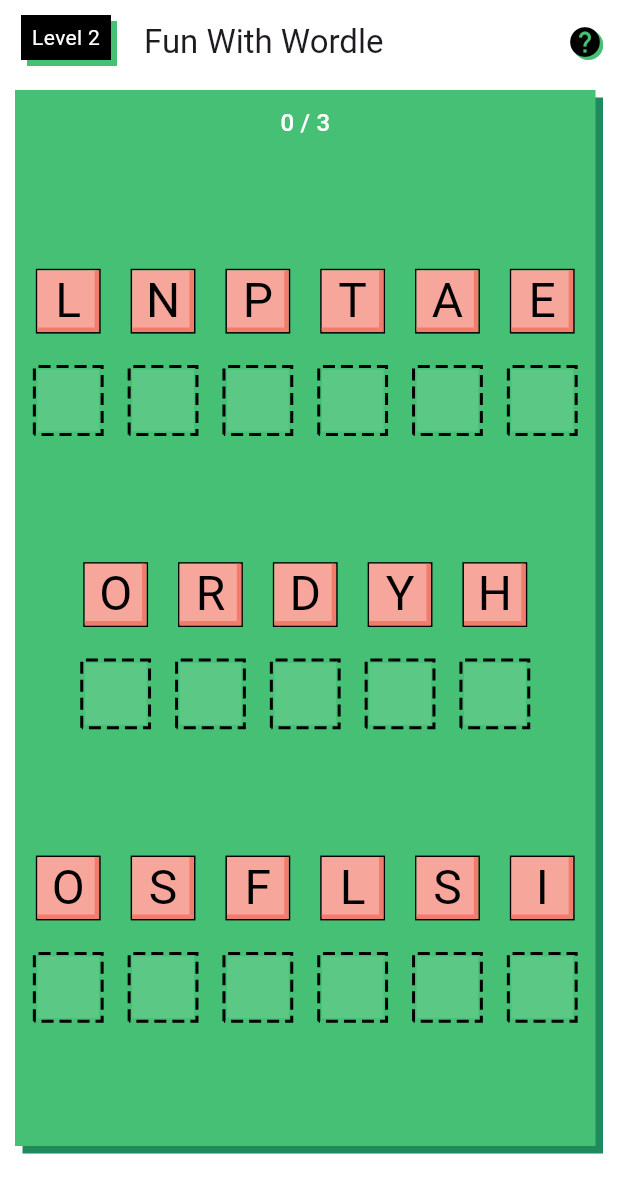
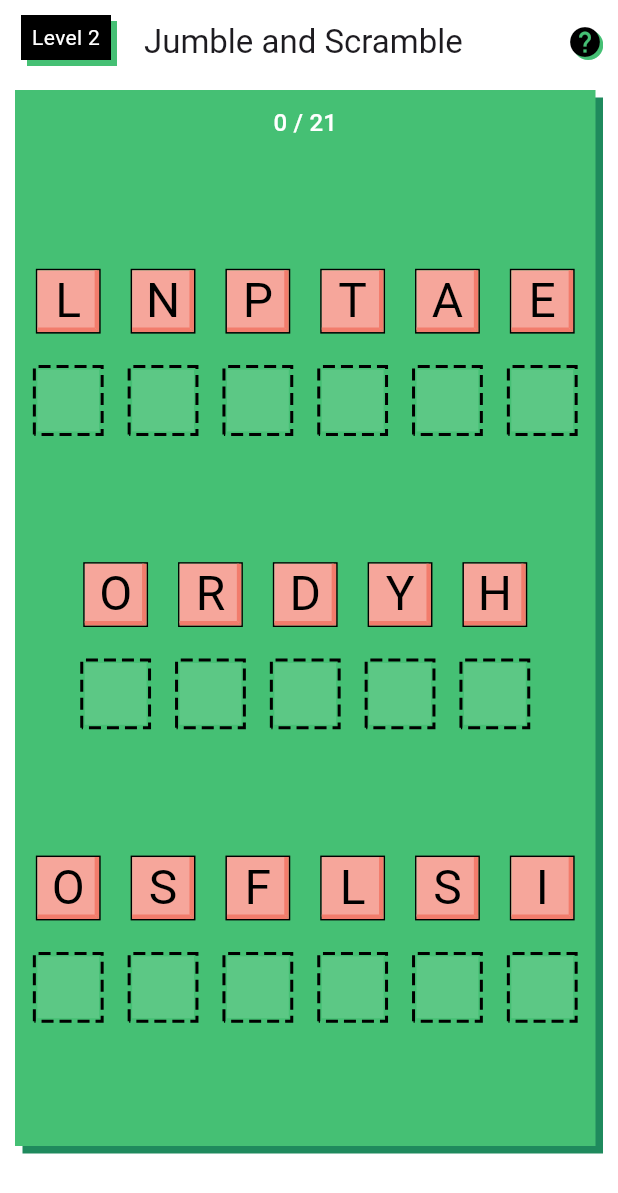
Before and after one commit to SwaroopSambhayya/Captain-Zero, a Flutter app: the Level2 screen opened by its route, on a phone screen of 412 x 824 dp. Shown: the top 1193 px of the screen. Run offline on Flutter 3.47's test engine with Material 3 defaults, Android fonts, the phone set to English and light mode, and no system bars; drawn by our look-alikes of dotted_border; our stand-ins replace animated_text_kit, flutter_riverpod, go_router, lottie, rive; missing offline and left inert: neopop; Roboto replaces fonts that are missing (GillSans).

Commit message:
wordle game

```diff
--- a/lib/features/level2/components/wordle/wordle.dart
+++ b/lib/features/level2/components/wordle/wordle.dart
@@ -19,12 +19,12 @@ class Wordle extends ConsumerStatefulWidget {
 class _WordleState extends ConsumerState<Wordle> {
   List<List<String>> words = [
     ["PLANET", "HYDRO", "FOSSIL"],
-    // ["FUEL", "ENERGY", "COAL"],
-    // ["CARBON", "SMOKE", "GREEN"],
-    // ["SOLAR", "WIND", "AIR"],
-    // ["WATER", "REUSE", "FOREST"],
-    // ["SUSTAIN", "POWER", "EARTH"],
-    // ["SOIL", "PLANT", "TREE"],
+    ["FUEL", "ENERGY", "COAL"],
+    ["CARBON", "SMOKE", "GREEN"],
+    ["SOLAR", "WIND", "AIR"],
+    ["WATER", "REUSE", "FOREST"],
+    ["SUSTAIN", "POWER", "EARTH"],
+    ["SOIL", "PLANT", "TREE"],
     // ["FILTER", "FOREST", "CLIMATE"],
     // ["SUSTAIN", "HARVEST", "NATURAL"]
   ];
--- a/lib/features/level2/level2.dart
+++ b/lib/features/level2/level2.dart
@@ -22,7 +22,7 @@ class Level2 extends ConsumerWidget {
     });
     return Scaffold(
       appBar: const CustomAppBar(
-        title: "Fun With Wordle",
+        title: "Jumble and Scramble",
         leadingText: "Level 2",
         iconData: Icons.help,
       ),
```
